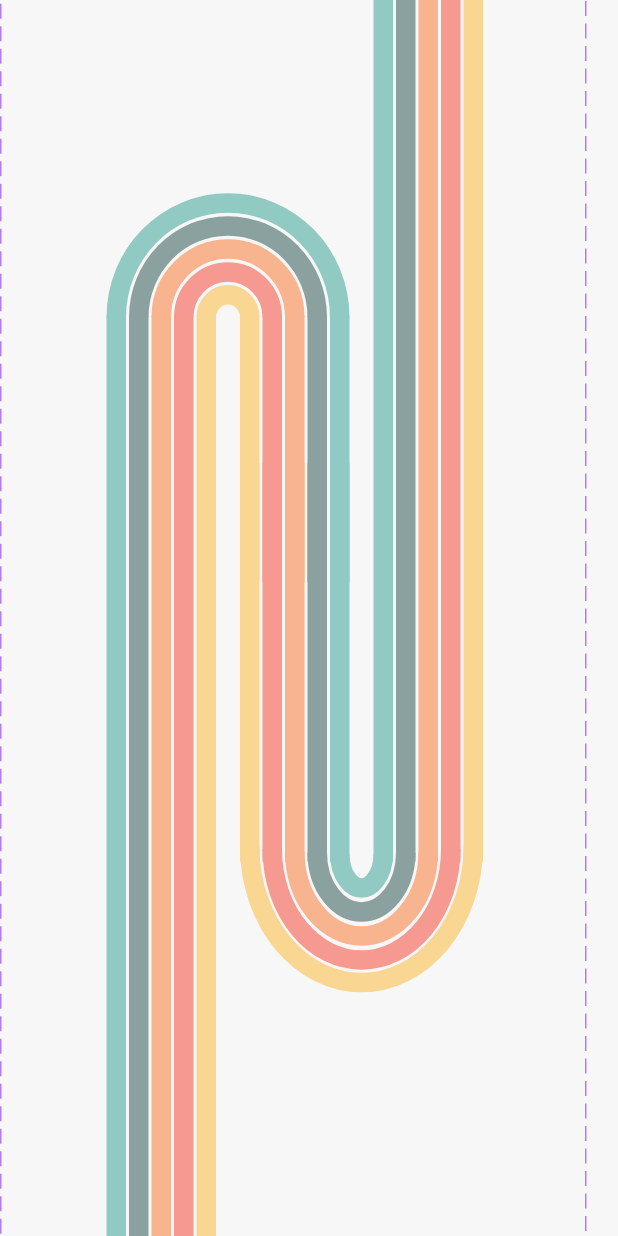
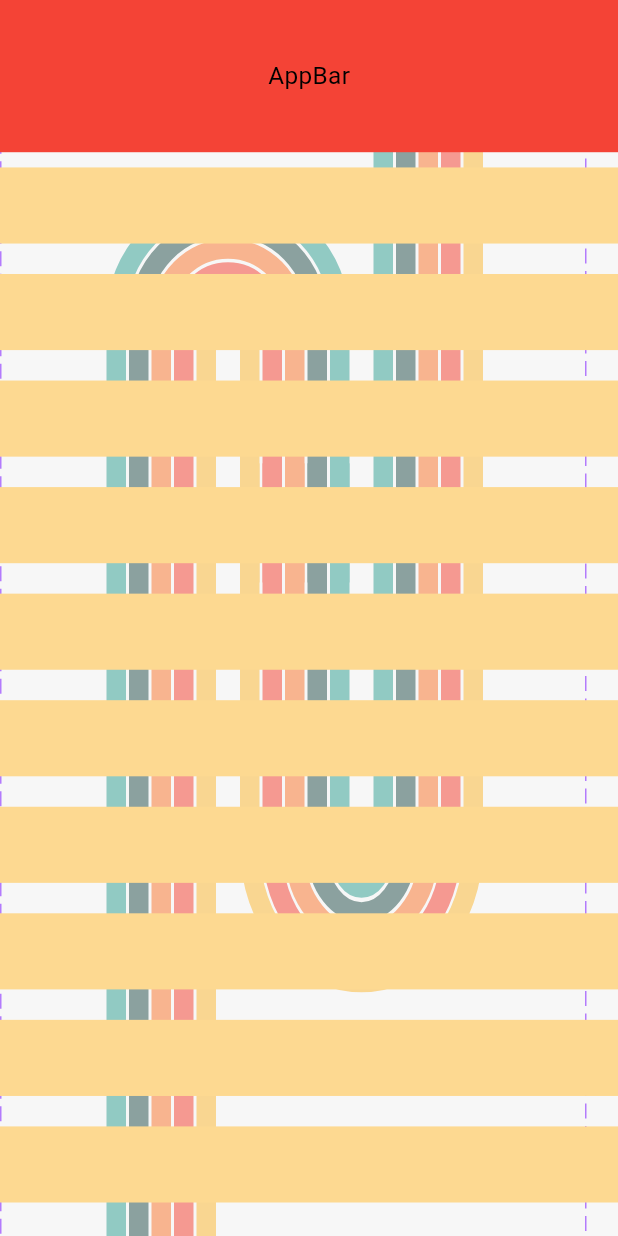
Before and after one commit to Infoshabirkhan/chat_ui_app, a Flutter app: the screen it shows after launch, on a phone screen of 412 x 824 dp. Run offline on Flutter 3.47's test engine with Material 3 defaults, Android fonts, the phone set to English and light mode, and no system bars; our stand-ins replace bloc, flutter_bloc, flutter_screenutil, flutter_svg, google_fonts; Roboto replaces fonts that are missing (Cairo).

```diff
--- a/lib/View/screens/chat_screen/chat_screen.dart
+++ b/lib/View/screens/chat_screen/chat_screen.dart
@@ -1,7 +1,10 @@
+import 'package:demo_app/View/screens/chat_screen/components/chat_card.dart';
 import 'package:demo_app/data/utils/app_svg.dart';
 import 'package:flutter/material.dart';
 import 'package:flutter_screenutil/flutter_screenutil.dart';
 import 'package:flutter_svg/flutter_svg.dart';
+
+import 'components/app_bar_chat.dart';
 
 class ChatScreen extends StatelessWidget {
   const ChatScreen({super.key});
@@ -14,12 +17,24 @@ class ChatScreen extends StatelessWidget {
 
 
           SvgPicture.asset(AppSvg.backgroundImage,fit: BoxFit.cover,),
-          Column(
-            children: [
-              Container(
-                height: 100.sp,
-              ),
-            ],
+          Container(
+            width: 1.sw,
+            height: 1.sh,
+            child: Column(
+              children: [
+                AppBarChat(),
+                Expanded(child: ListView.builder(
+                    itemCount: 10,
+                    itemBuilder: (context,index){
+                  return ChatCard();
+                })),
+
+              ],
+            ),
+
+
+
+
           ),
         ],
       ),
--- a/lib/View/screens/chat_screen/components/app_bar_chat.dart
+++ b/lib/View/screens/chat_screen/components/app_bar_chat.dart
@@ -1,3 +1,4 @@
+import 'package:demo_app/View/widgets/my_text.dart';
 import 'package:flutter/cupertino.dart';
 import 'package:flutter/material.dart';
 import 'package:flutter_screenutil/flutter_screenutil.dart';
@@ -10,6 +11,7 @@ class AppBarChat extends StatelessWidget {
     return Container(
       height: 100.sp,
       color: Colors.red,
+      child: Center(child: MyText('AppBar'),),
     );
   }
 }
--- a/lib/View/screens/chat_screen/components/chat_card.dart
+++ b/lib/View/screens/chat_screen/components/chat_card.dart
@@ -1,10 +1,16 @@
+import 'package:demo_app/data/utils/app_colors.dart';
 import 'package:flutter/cupertino.dart';
+import 'package:flutter_screenutil/flutter_screenutil.dart';
 
 class ChatCard extends StatelessWidget {
   const ChatCard({super.key});
 
   @override
   Widget build(BuildContext context) {
-    return Container();
+    return Container(
+      margin: EdgeInsets.symmetric(vertical: 10.sp),
+      height: 50.sp,
+      color: AppColors.primaryColor,
+    );
   }
 }
```
